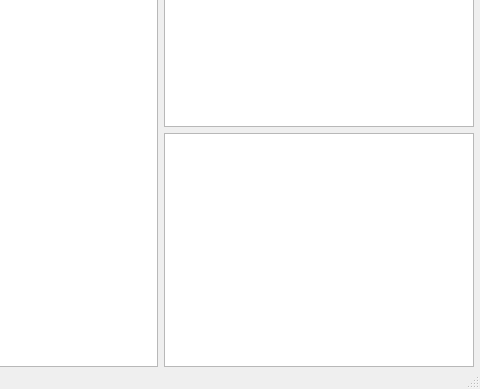
Qt form qt/mainwindow.ui (myrrkel/pyzik) before a commit; both pictures show x 320 to 800 and y 211 to 600 of the 800 by 600 pixel window.
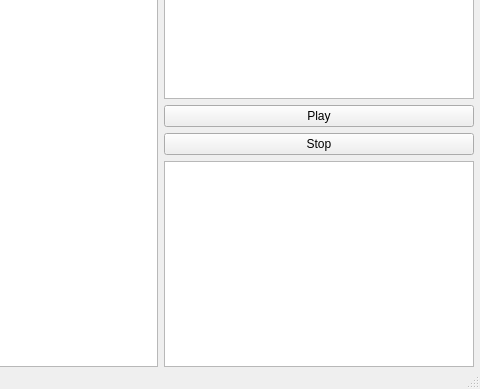
The same form after that commit.

```diff
--- a/qt/mainwindow.ui
+++ b/qt/mainwindow.ui
@@ -245,12 +245,26 @@
                 <property name="bottomMargin">
                  <number>0</number>
                 </property>
-                <item row="1" column="0">
+                <item row="2" column="0">
+                 <widget class="QPushButton" name="stopButton">
+                  <property name="text">
+                   <string>Stop</string>
+                  </property>
+                 </widget>
+                </item>
+                <item row="4" column="0">
                  <widget class="QTableWidget" name="tableWidgetTracks"/>
                 </item>
                 <item row="0" column="0">
                  <widget class="QGraphicsView" name="graphicsView"/>
                 </item>
+                <item row="1" column="0">
+                 <widget class="QPushButton" name="playButton">
+                  <property name="text">
+                   <string>Play</string>
+                  </property>
+                 </widget>
+                </item>
                </layout>
               </widget>
              </item>
```
